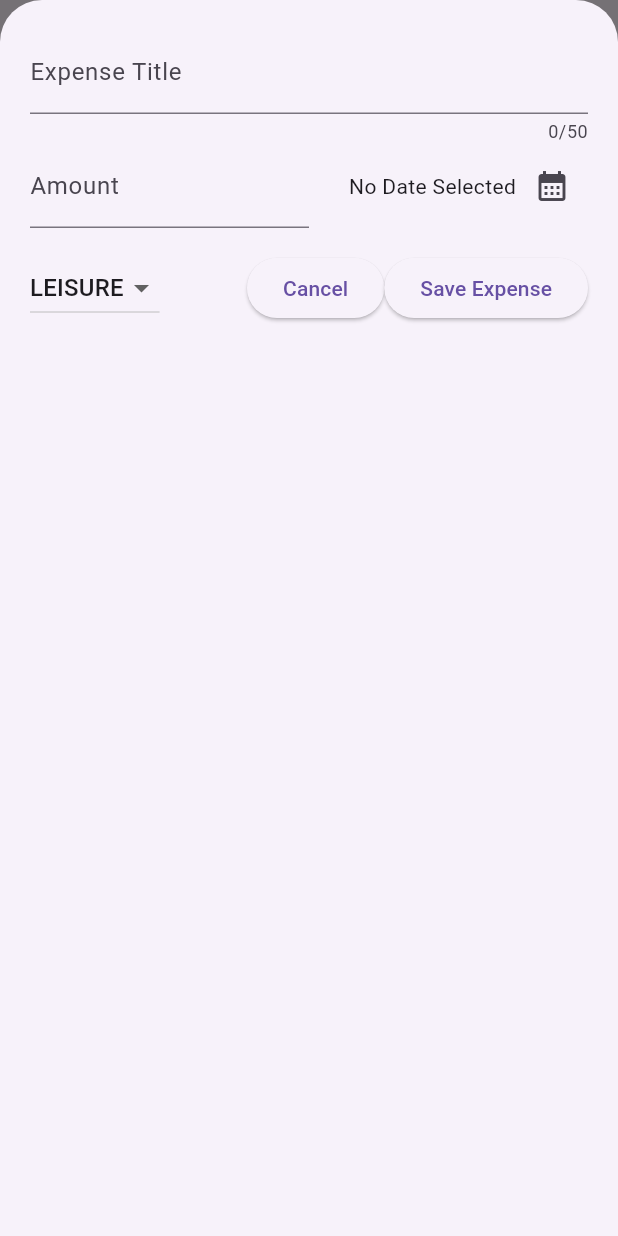
After one commit to FatimaMU/Expense-Tracker, a Flutter app: the screen it shows after launch, after a tap on the "add" icon, on a phone screen of 412 x 824 dp. The commit adds this screen. Run offline on Flutter 3.47's test engine with Material 3 defaults, Android fonts, the phone set to English and light mode, and no system bars.

Commit message:
Save New Expense Feature Added

```diff
--- a/lib/expensesApp.dart
+++ b/lib/expenses_app.dart
@@ -1,3 +1,4 @@
+import 'package:expense_tracker/widgets/new_expense.dart';
 import 'package:flutter/material.dart';
 import 'package:expense_tracker/models/expense.dart';
 import 'package:expense_tracker/widgets/expenses_list.dart';
@@ -30,9 +31,32 @@ class _ExpensesAppState extends State<ExpensesApp> {
         category: Category.leisure),
   ];
 
+  void _openAddExpenseOverlay() {
+    showModalBottomSheet(
+      isScrollControlled: true,
+      context: context,
+      builder: (ctx) => NewExpense(_addNewExpense),
+    );
+  }
+
+  void _addNewExpense(Expense expense) {
+    setState(() {
+      _registeredExpensesList.add(expense);
+    });
+  }
+
   @override
   Widget build(BuildContext context) {
     return Scaffold(
+      appBar: AppBar(
+        title: Text("Expense Tracker"),
+        actions: [
+          IconButton(
+            onPressed: _openAddExpenseOverlay,
+            icon: Icon(Icons.add),
+          ),
+        ],
+      ),
       body: Column(
         children: [
           Text('Expenses Chart'),
--- a/lib/main.dart
+++ b/lib/main.dart
@@ -1,5 +1,5 @@
 import 'package:flutter/material.dart';
-import 'package:expense_tracker/expensesApp.dart';
+import 'package:expense_tracker/expenses_app.dart';
 
 void main() {
   runApp(const MyApp());
--- /dev/null
+++ b/lib/widgets/new_expense.dart
@@ -0,0 +1,164 @@
+import 'package:expense_tracker/models/expense.dart';
+import 'package:flutter/material.dart';
+import 'package:intl/intl.dart';
+
+class NewExpense extends StatefulWidget {
+  const NewExpense(this.addNewExpense, {super.key});
+
+  final void Function(Expense) addNewExpense;
+
+  @override
+  State<NewExpense> createState() => _NewExpenseState();
+}
+
+class _NewExpenseState extends State<NewExpense> {
+  // String expenseTitle = '';
+
+  // void _saveExpenseTitle(String input) {
+  //   expenseTitle = input;
+  // }
+
+  final _titleController = TextEditingController();
+  final _amountController = TextEditingController();
+  DateTime? _selectedDate;
+  Category _selectedCategory = Category.leisure;
+
+  @override
+  void dispose() {
+    _titleController.dispose();
+    _amountController.dispose();
+    super.dispose();
+  }
+
+  void _showDatePicker() async {
+    var now = DateTime.now();
+    var firstDate = DateTime(now.year - 1, now.month, now.day);
+    var pickedDate = await showDatePicker(
+      context: context,
+      initialDate: now,
+      firstDate: firstDate,
+      lastDate: now,
+    );
+    setState(() {
+      _selectedDate = pickedDate;
+    });
+  }
+
+  void _submitExpenseForm() {
+    var enteredAmount = double.tryParse(_amountController.text);
+    var amountIsInvalid = enteredAmount == null || enteredAmount <= 0;
+    if (_titleController.text.trim().isEmpty ||
+        amountIsInvalid ||
+        _selectedDate == null) {
+      showDialog(
+        context: context,
+        builder: (ctx) => AlertDialog(
+          title: Text('Invalid Input'),
+          content: Text(
+              'Please make sure you eneter a valid title, amount, and date'),
+          actions: [
+            TextButton(
+              onPressed: () {
+                Navigator.pop(ctx);
+              },
+              child: Text('Close'),
+            )
+          ],
+        ),
+      );
+      return;
+    }
+    // continue your code here
+    Expense newExpense = Expense(
+        title: _titleController.text,
+        amount: enteredAmount,
+        date: _selectedDate!,
+        category: _selectedCategory);
+    widget.addNewExpense(newExpense);
+    Navigator.pop(context);
+  }
+
+  @override
+  Widget build(BuildContext context) {
+    return Padding(
+      padding: const EdgeInsets.all(20),
+      child: Column(
+        children: [
+          TextField(
+            //onChanged: _saveExpenseTitle,
+            controller: _titleController,
+            maxLength: 50,
+            decoration: InputDecoration(
+              label: Text("Expense Title"),
+            ),
+          ),
+          Row(
+            children: [
+              Expanded(
+                child: TextField(
+                  controller: _amountController,
+                  keyboardType: TextInputType.number,
+                  decoration: InputDecoration(
+                    label: Text("Amount"),
+                    prefixText: '\$ ',
+                  ),
+                ),
+              ),
+              SizedBox(height: 16),
+              Expanded(
+                child: Row(
+                  mainAxisAlignment: MainAxisAlignment.end,
+                  children: [
+                    Text(
+                      _selectedDate == null
+                          ? 'No Date Selected'
+                          : DateFormat.yMd().format(_selectedDate!),
+                    ),
+                    IconButton(
+                      onPressed: _showDatePicker,
+                      icon: Icon(Icons.calendar_month),
+                    )
+                  ],
+                ),
+              ),
+            ],
+          ),
+          SizedBox(height: 16),
+          Row(
+            mainAxisAlignment: MainAxisAlignment.end,
+            children: [
+              DropdownButton(
+                  value: _selectedCategory,
+                  items: Category.values
+                      .map(
+                        (category) => DropdownMenuItem(
+                            value: category,
+                            child: Text(category.name.toUpperCase())),
+                      )
+                      .toList(),
+                  onChanged: (value) {
+                    if (value == null) {
+                      return;
+                    }
+                    setState(() {
+                      _selectedCategory = value;
+                    });
+                  }),
+              Spacer(),
+              ElevatedButton(
+                onPressed: () {
+                  Navigator.pop(context);
+                },
+                child: Text('Cancel'),
+              ),
+              ElevatedButton(
+                onPressed: _submitExpenseForm,
+                child: Text('Save Expense'),
+              ),
+            ],
+          )
+        ],
+      ),
+    );
+  }
+}
```
